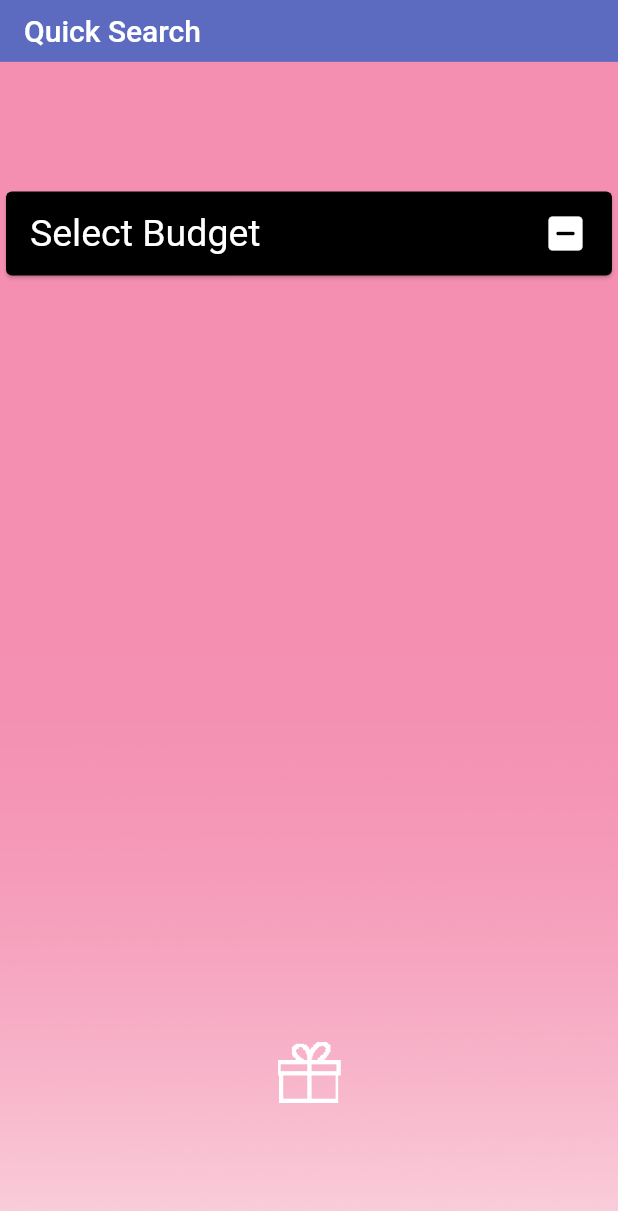
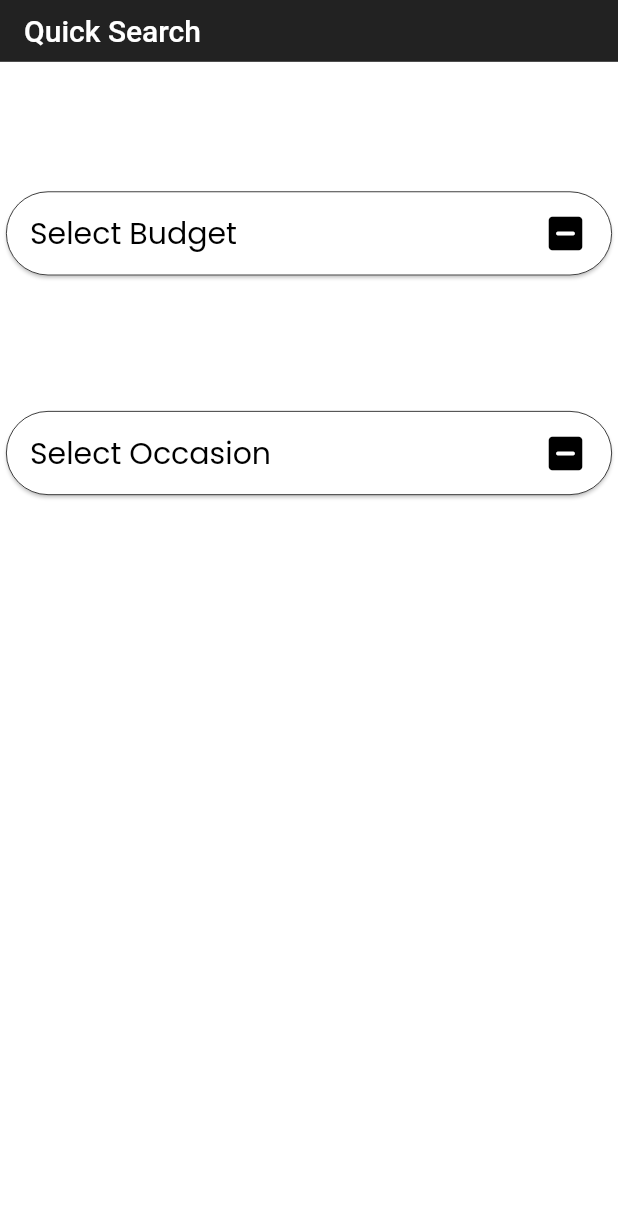
Before and after one commit to Tedis32/gifting_app, a Flutter app: the GiftSearch screen opened directly, on a phone screen of 412 x 824 dp. Shown: the top 1211 px of the screen. Run offline on Flutter 3.47's test engine with Material 2 defaults, Android fonts, the light colour scheme and no system bars; our stand-ins replace dotted_border, eva_icons_flutter, fluttertoast, google_fonts, material_design_icons_flutter; missing offline and left inert: flutter_glow, vertical_picker; Roboto replaces fonts that are missing (Alata, Ubuntu).

Commit message:
Added Bunch of features, quick search skeleton ready for deployment
Added quick Search screen
Removed useless UI for lack of distraction
Added checkbox with seamless state management
Added 2 occasions to widget tree, no stack overflow
Shouldn't be any issues with overflow
Added index to quicksearchcriteria to point to lists in the quicksearch provider class
Added base/hard-coded values for initial tree routing

Potential issues: Calling provider in constructor of QuickSearchtile, scaling depth is very low so probably will never be an issue. However it does solve problem from previous commit.

```diff
--- a/lib/home/gift_search_screen.dart
+++ b/lib/home/gift_search_screen.dart
@@ -1,8 +1,11 @@
 import 'package:flutter/material.dart';
 import 'package:gifting_app/app.dart';
 import 'package:gifting_app/models/appbar.dart';
+import 'package:gifting_app/models/exportable_content/clickables/quick_search/quick_search_tile.dart';
 import 'package:gifting_app/models/exportable_content/listviews/tiled_selectors/budget.dart';
+import 'package:gifting_app/models/exportable_content/listviews/tiled_selectors/occasion.dart';
 import 'package:gifting_app/providers/budgetprovider.dart';
+import 'package:gifting_app/providers/quick_search_provider.dart';
 import 'package:google_fonts/google_fonts.dart';
 import 'package:provider/provider.dart';
 
@@ -18,6 +21,21 @@ class GiftSearch extends StatefulWidget {
 class _GiftSearchState extends State<GiftSearch> {
   @override
   Widget build(BuildContext context) {
+    // The searchCriteria widget list points to the quick_search_provider.dart/searchCriteriaVals list to change the state of the checkbox
+    List<Criteria> searchCriteriaList = [
+      Criteria(
+        title: "Select Budget",
+        selected:
+            Provider.of<QuickSearchProvider>(context).searchCriteriaVals[0],
+        index: 0,
+      ),
+      Criteria(
+        title: "Select Occasion",
+        selected:
+            Provider.of<QuickSearchProvider>(context).searchCriteriaVals[1],
+        index: 1,
+      ),
+    ];
     return Scaffold(
       appBar: PreferredSize(
         preferredSize: Size.fromHeight(getAppbarHeight(context)),
@@ -25,65 +43,12 @@ class _GiftSearchState extends State<GiftSearch> {
           title: widget.title,
         ),
       ),
-      body: Container(
+      body: SizedBox(
         height: MediaQuery.of(context).size.height * 1,
-        decoration: const BoxDecoration(
-          //Background image edit
-          image: DecorationImage(
-            image: AssetImage('assets/images/background_3.png'),
-            fit: BoxFit.cover,
-          ),
-        ),
         child: ListView(
-          children: [
-            Criteria(
-              context,
-              "Budget",
-            ),
-          ],
+          children: searchCriteriaList,
         ),
       ),
     );
   }
 }
-
-Widget Criteria(BuildContext context, String criteria) {
-  return Consumer<Exportable>(
-    builder: (context, exportable, _) {
-      return Container(
-        padding: EdgeInsets.only(top: MediaQuery.of(context).size.height * 0.1),
-        child: Card(
-          color: Colors.black,
-          child: ListTile(
-            leading: Text(
-              "Select $criteria",
-              style: GoogleFonts.alata(fontSize: 25, color: Colors.white),
-            ),
-            trailing: exportable.budget == 0
-                ? const Icon(
-                    Icons.indeterminate_check_box_rounded,
-                    color: Colors.white,
-                    size: 30,
-                  )
-                : const Icon(
-                    Icons.check_box_outlined,
-                    color: Colors.green,
-                    size: 30,
-                  ),
-            onTap: () {
-              print(exportable.budget);
-              Navigator.pushReplacement(
-                context,
-                MaterialPageRoute(
-                  builder: (context) => BudgetList(
-                    title: "Enter your budget",
-                  ),
-                ),
-              );
-            },
-          ),
-        ),
-      );
-    },
-  );
-}
--- a/lib/models/appbar.dart
+++ b/lib/models/appbar.dart
@@ -17,7 +17,7 @@ class _CustomAppBarState extends State<CustomAppBar> {
     return AppBar(
       elevation: 0,
       automaticallyImplyLeading: true,
-      backgroundColor: Colors.indigo[400],
+      backgroundColor: Colors.black87,
       iconTheme: const IconThemeData(color: Colors.black),
       title:Text(
           widget.title,
--- /dev/null
+++ b/lib/models/exportable_content/clickables/quick_search/quick_search_tile.dart
@@ -0,0 +1,65 @@
+import 'package:flutter/material.dart';
+import 'package:gifting_app/models/exportable_content/listviews/tiled_selectors/budget.dart';
+import 'package:gifting_app/providers/quick_search_provider.dart';
+import 'package:google_fonts/google_fonts.dart';
+import 'package:provider/provider.dart';
+
+import '../../../../exportable.dart';
+
+// ignore: must_be_immutable
+class Criteria extends StatefulWidget {
+  Criteria(
+      {Key? key,
+      required this.title,
+      required this.selected,
+      required this.index})
+      : super(key: key);
+  final String title;
+  // the index is just for the index of the quick_search_provider.dart/searchCriteriaVals access
+  bool selected;
+  int index;
+
+  @override
+  State<Criteria> createState() => _CriteriaState();
+}
+
+class _CriteriaState extends State<Criteria> {
+  @override
+  Widget build(BuildContext context) {
+    return Container(
+      padding: EdgeInsets.only(top: MediaQuery.of(context).size.height * 0.1),
+      child: Card(
+        shape: const StadiumBorder(side: BorderSide(width: 0.5)),
+        color: Colors.white,
+        child: ListTile(
+          leading: Text(
+            widget.title,
+            style: GoogleFonts.poppins(fontSize: 20, color: Colors.black),
+          ),
+          trailing: widget.selected == false
+              ? const Icon(
+                  Icons.indeterminate_check_box_rounded,
+                  color: Colors.black,
+                  size: 30,
+                )
+              : const Icon(
+                  Icons.check_box_outlined,
+                  color: Colors.green,
+                  size: 30,
+                ),
+          onTap: () {
+            Widget route =
+                Provider.of<QuickSearchProvider>(context, listen: false)
+                    .searchTileWidgets[widget.index];
+            Navigator.push(
+              context,
+              MaterialPageRoute(
+                builder: (context) => route
+              ),
+            );
+          },
+        ),
+      ),
+    );
+  }
+}
--- /dev/null
+++ b/lib/providers/quick_search_provider.dart
@@ -0,0 +1,16 @@
+import 'package:flutter/cupertino.dart';
+import 'package:gifting_app/models/exportable_content/clickables/quick_search/quick_search_tile.dart';
+import 'package:gifting_app/models/exportable_content/listviews/tiled_selectors/budget.dart';
+import 'package:gifting_app/models/exportable_content/listviews/tiled_selectors/occasion.dart';
+
+class QuickSearchProvider extends ChangeNotifier {
+  List<bool> searchCriteriaVals = [false, false, false, false];
+  List<Widget> searchTileWidgets = [
+    BudgetList(title: "Enter your budget (€)"),
+    const Occasion(title: "What's the occasion?"),
+  ];
+  void updateTrue(int index) {
+    searchCriteriaVals[index] = true;
+    notifyListeners();
+  }
+}
```
Also changed, not shown: lib/app.dart (+6 -2 lines), lib/home/home.dart (+5 -11 lines), lib/models/exportable_content/clickables/occasion_tile.dart (+5 -2 lines), lib/models/exportable_content/listviews/tiled_selectors/budget.dart (+5 -14 lines), lib/models/exportable_content/listviews/tiled_selectors/occasion.dart (+7 -3 lines).
